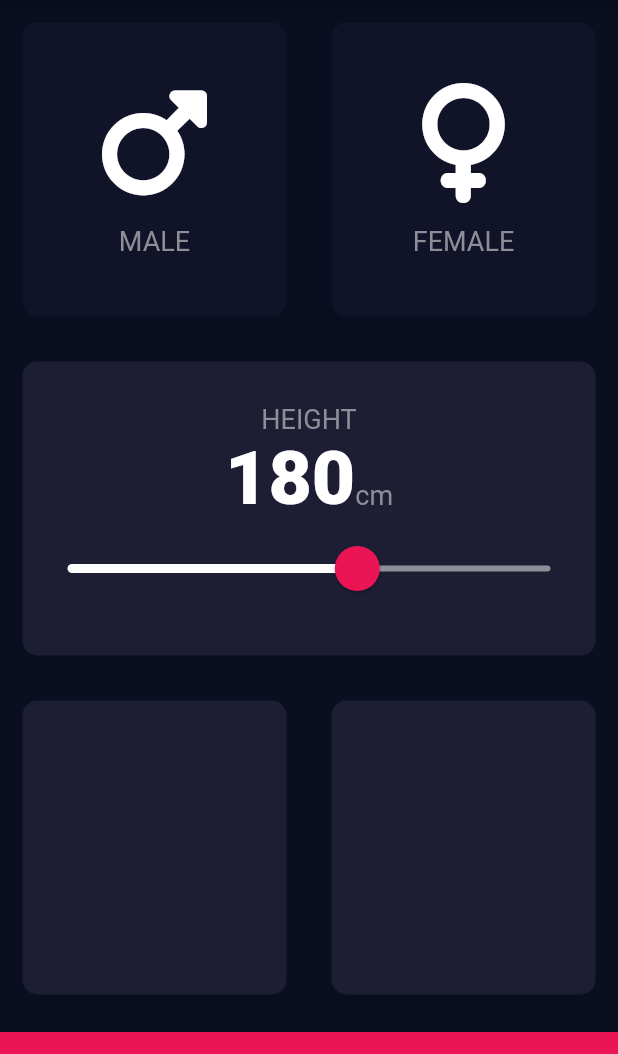
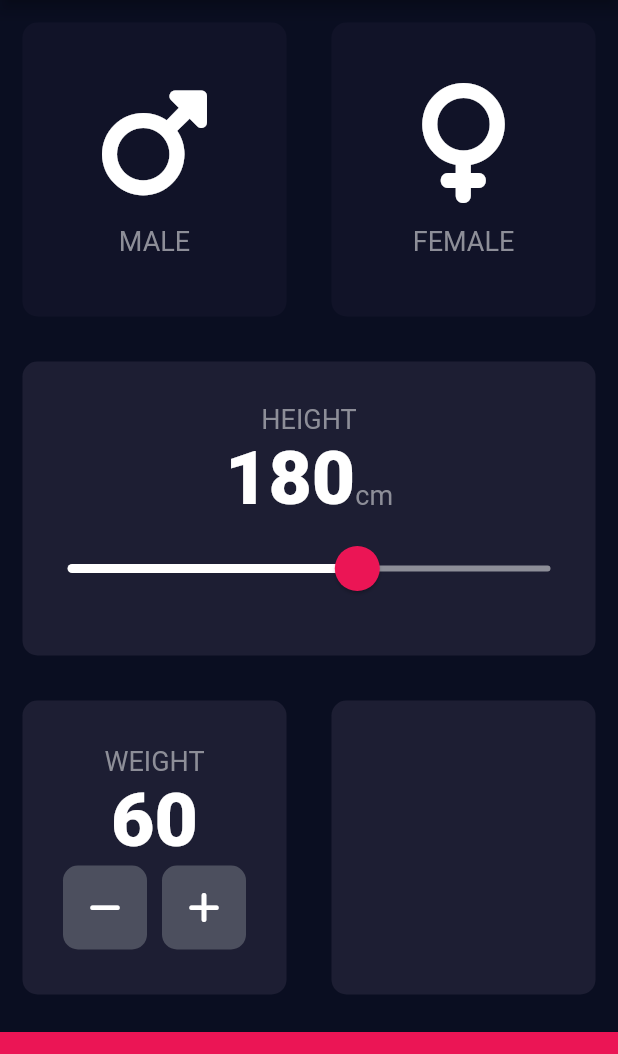
Before and after one commit to RamonOliveira95/section12_bmi_calculator_flutter, a Flutter app: the screen it shows after launch, on a phone screen of 412 x 824 dp, the part 84-1138 px from its top. Run offline on Flutter 3.47's test engine with Material 2 defaults, Android fonts, the phone set to English and light mode, and no system bars; our stand-ins replace font_awesome_flutter.

Commit message:
feat: ✨ add weight field

```diff
--- a/lib/input_page.dart
+++ b/lib/input_page.dart
@@ -21,6 +21,7 @@ class _InputPageState extends State<InputPage> {
   Gender? selectedGender;
 
   int height = 180;
+  int weight = 60;
 
   @override
   Widget build(BuildContext context) {
@@ -97,7 +98,7 @@ class _InputPageState extends State<InputPage> {
                   ),
                   SliderTheme(
                     data: const SliderThemeData(
-                      inactiveTrackColor: Color(0xFF8D8E98),
+                        inactiveTrackColor: Color(0xFF8D8E98),
                         activeTrackColor: Colors.white,
                         thumbColor: Color(0xFFEB1555),
                         overlayColor: Color(0x29EB1555),
@@ -122,10 +123,47 @@ class _InputPageState extends State<InputPage> {
           ),
           Expanded(
             child: Row(
-              children: const [
+              children: [
                 Expanded(
                   child: ReusableCard(
                     colour: kActiveCardColour,
+                    cardChild: Column(
+                      mainAxisAlignment: MainAxisAlignment.center,
+                      children: [
+                        const Text(
+                          'WEIGHT',
+                          style: kLabelTextStyle,
+                        ),
+                        Text(
+                          weight.toString(),
+                          style: kNumberTextStyle,
+                        ),
+                        Row(
+                          mainAxisAlignment: MainAxisAlignment.center,
+                          children: [
+                            RoundIconButton(
+                              onPress: (){
+                                setState(() {
+                                  weight--;
+                                });
+                              },
+                              icon: FontAwesomeIcons.minus,
+                            ),
+                            const SizedBox(
+                              width: 10,
+                            ),
+                            RoundIconButton(
+                              onPress: (){
+                                setState(() {
+                                  weight++;
+                                });
+                              },
+                              icon: FontAwesomeIcons.plus,
+                            ),
+                          ],
+                        )
+                      ],
+                    ),
                   ),
                 ),
                 Expanded(
@@ -147,3 +185,25 @@ class _InputPageState extends State<InputPage> {
     );
   }
 }
+
+class RoundIconButton extends StatelessWidget {
+  RoundIconButton({required this.icon, required this.onPress});
+
+  final IconData icon;
+  final Function? onPress;
+
+  @override
+  Widget build(BuildContext context) {
+    return RawMaterialButton(
+      onPressed: onPress != null ? ()=> onPress!() : null,
+      elevation: 0.0,
+      constraints: const BoxConstraints.tightFor(
+        width: 56,
+        height: 56,
+      ),
+      shape: RoundedRectangleBorder(borderRadius: BorderRadius.circular(10)),
+      fillColor: const Color(0xFF4C4F5E),
+      child: Icon(icon),
+    );
+  }
+}
```
Also changed, not shown: 1 other file.
